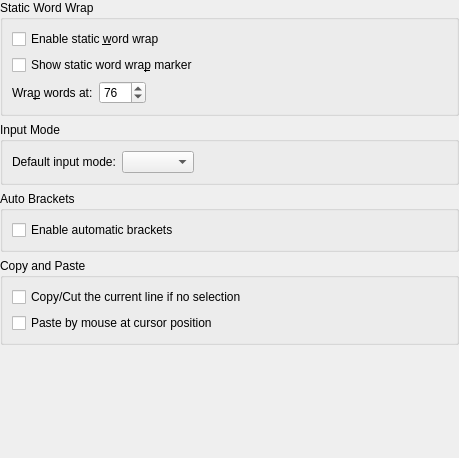
This is src/dialogs/editconfigwidget.ui in KDE/ktexteditor as Qt 5 draws it before an edit. The edited form follows.
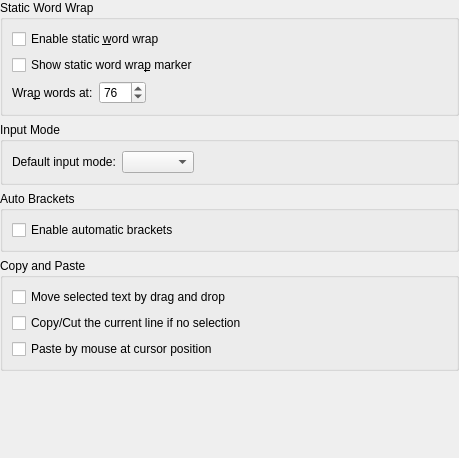
This is the edited form. Custom widgets are drawn as their Qt base class.

Commit message: Add setting to enable/disable text drag-and-drop (on by default)

The edit to the form file:
```diff
--- a/src/dialogs/editconfigwidget.ui
+++ b/src/dialogs/editconfigwidget.ui
@@ -161,6 +161,13 @@
       <string>Copy and Paste</string>
      </property>
      <layout class="QVBoxLayout">
+      <item>
+       <widget class="QCheckBox" name="chkTextDragAndDrop">
+        <property name="text">
+         <string>Move selected text by drag and drop</string>
+        </property>
+       </widget>
+      </item>
       <item>
        <widget class="QCheckBox" name="chkSmartCopyCut">
         <property name="text">
```
The commit also changes 4 other files.
